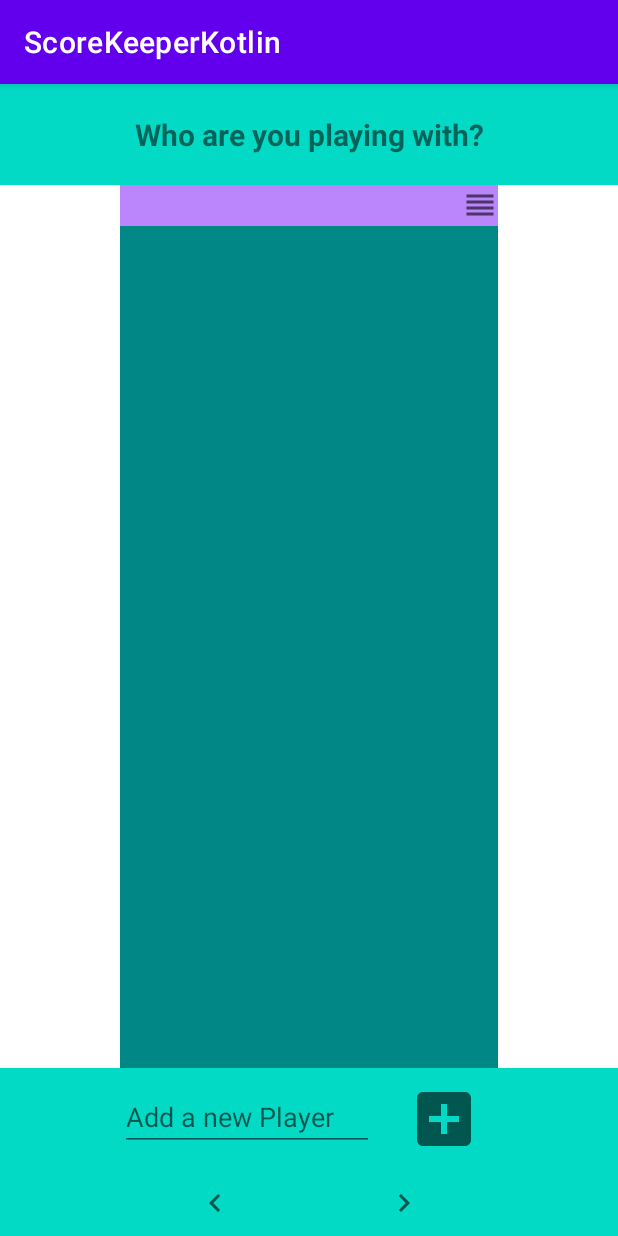
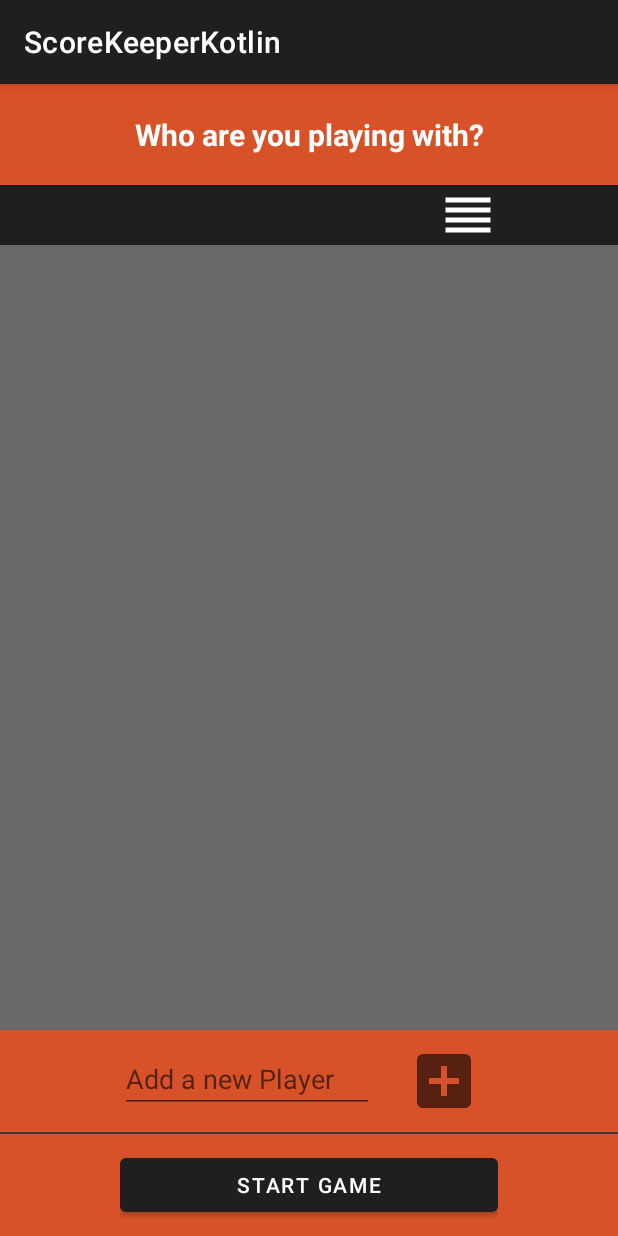
Before and after one commit to jpohlmeyer/scorekeeperkotlin, an Android app: the AddPlayersFragment screen opened through its navigation route, after a tap on an icon or button, on a phone screen of 412 x 824 dp. Run offline under Robolectric (Android 15) with nearby library versions, the phone set to English and light mode, and no system bars.

Commit message:
Rework Colors and Design

```diff
--- a/app/src/main/java/com/github/jpohlmeyer/scorekeeperkotlin/screens/AddPlayersFragment.kt
+++ b/app/src/main/java/com/github/jpohlmeyer/scorekeeperkotlin/screens/AddPlayersFragment.kt
@@ -31,7 +31,7 @@ class AddPlayersFragment : Fragment(), OnStartDragListener, OnTouchListChangedLi
     override fun onCreateView(
         inflater: LayoutInflater, container: ViewGroup?,
         savedInstanceState: Bundle?
-    ): View? {
+    ): View {
         _binding = FragmentAddPlayersBinding.inflate(inflater, container, false)
         return binding.root
     }
@@ -85,8 +85,6 @@ class AddPlayersFragment : Fragment(), OnStartDragListener, OnTouchListChangedLi
         viewModel.playerLiveData.value = playerList
     }
 
-
-
     override fun onDestroyView() {
         super.onDestroyView()
         _binding = null
--- /dev/null
+++ b/app/src/main/java/com/github/jpohlmeyer/scorekeeperkotlin/screens/GameFragment.kt
@@ -0,0 +1,34 @@
+package com.github.jpohlmeyer.scorekeeperkotlin.screens
+
+import android.os.Bundle
+import androidx.fragment.app.Fragment
+import android.view.LayoutInflater
+import android.view.View
+import android.view.ViewGroup
+import androidx.fragment.app.viewModels
+import com.github.jpohlmeyer.scorekeeperkotlin.databinding.FragmentGameBinding
+import com.github.jpohlmeyer.scorekeeperkotlin.screens.game.GameViewModel
+
+class GameFragment : Fragment() {
+    private var _binding: FragmentGameBinding? = null
+    private val binding get() = _binding!!
+
+    private val viewModel: GameViewModel by viewModels()
+
+    override fun onCreateView(
+        inflater: LayoutInflater, container: ViewGroup?,
+        savedInstanceState: Bundle?
+    ): View? {
+        _binding = FragmentGameBinding.inflate(inflater, container, false)
+        return binding.root
+    }
+
+    override fun onViewCreated(view: View, savedInstanceState: Bundle?) {
+
+    }
+
+    override fun onDestroyView() {
+        super.onDestroyView()
+        _binding = null
+    }
+}
--- a/app/src/main/java/com/github/jpohlmeyer/scorekeeperkotlin/screens/StartFragment.kt
+++ b/app/src/main/java/com/github/jpohlmeyer/scorekeeperkotlin/screens/StartFragment.kt
@@ -7,6 +7,7 @@ import android.view.View
 import android.view.ViewGroup
 import android.widget.LinearLayout
 import androidx.fragment.app.Fragment
+import androidx.fragment.app.viewModels
 import androidx.lifecycle.ViewModelProvider
 import androidx.navigation.fragment.findNavController
 import com.github.jpohlmeyer.scorekeeperkotlin.databinding.FragmentStartBinding
@@ -18,14 +19,13 @@ class StartFragment : Fragment() {
     private var _binding: FragmentStartBinding? = null
     private val binding get() = _binding!!
 
-    private lateinit var viewModel: StartViewModel
+    private val viewModel: StartViewModel by viewModels()
 
     override fun onCreateView(
         inflater: LayoutInflater, container: ViewGroup?,
         savedInstanceState: Bundle?
     ): View? {
         _binding = FragmentStartBinding.inflate(inflater, container, false)
-        viewModel = ViewModelProvider(this).get(StartViewModel::class.java)
         return binding.root
     }
 
--- a/app/src/main/java/com/github/jpohlmeyer/scorekeeperkotlin/screens/addplayers/playerlist/PlayerNameViewHolder.kt
+++ b/app/src/main/java/com/github/jpohlmeyer/scorekeeperkotlin/screens/addplayers/playerlist/PlayerNameViewHolder.kt
@@ -6,6 +6,6 @@ import androidx.recyclerview.widget.RecyclerView
 import com.github.jpohlmeyer.scorekeeperkotlin.databinding.DraggableStringListItemBinding
 
 class PlayerNameViewHolder(binding: DraggableStringListItemBinding) : RecyclerView.ViewHolder(binding.root) {
-    var textView: TextView = binding.string
+    var textView: TextView = binding.playername
     var draghandleView: ImageView = binding.draghandle
 }
--- /dev/null
+++ b/app/src/main/java/com/github/jpohlmeyer/scorekeeperkotlin/screens/game/GameViewModel.kt
@@ -0,0 +1,8 @@
+package com.github.jpohlmeyer.scorekeeperkotlin.screens.game
+
+import androidx.lifecycle.ViewModel
+import com.github.jpohlmeyer.scorekeeperkotlin.model.Player
+
+class GameViewModel : ViewModel() {
+    var playerList: MutableList<Player> = mutableListOf()
+}
--- a/app/src/main/res/drawable/ic_baseline_navigate_before_24.xml
+++ /dev/null
@@ -1,10 +0,0 @@
-<vector xmlns:android="http://schemas.android.com/apk/res/android"
-    android:width="24dp"
-    android:height="24dp"
-    android:viewportWidth="24"
-    android:viewportHeight="24"
-    android:tint="?attr/colorControlNormal">
-  <path
-      android:fillColor="@android:color/white"
-      android:pathData="M15.41,7.41L14,6l-6,6 6,6 1.41,-1.41L10.83,12z"/>
-</vector>
--- /dev/null
+++ b/app/src/main/res/drawable/ic_baseline_navigate_before_48.xml
@@ -0,0 +1,5 @@
+<vector android:height="48dp" android:tint="?attr/colorControlNormal"
+    android:viewportHeight="24" android:viewportWidth="24"
+    android:width="48dp" xmlns:android="http://schemas.android.com/apk/res/android">
+    <path android:fillColor="@android:color/white" android:pathData="M15.41,7.41L14,6l-6,6 6,6 1.41,-1.41L10.83,12z"/>
+</vector>
--- a/app/src/main/res/drawable/ic_baseline_navigate_next_24.xml
+++ /dev/null
@@ -1,10 +0,0 @@
-<vector xmlns:android="http://schemas.android.com/apk/res/android"
-    android:width="24dp"
-    android:height="24dp"
-    android:viewportWidth="24"
-    android:viewportHeight="24"
-    android:tint="?attr/colorControlNormal">
-  <path
-      android:fillColor="@android:color/white"
-      android:pathData="M10,6L8.59,7.41 13.17,12l-4.58,4.59L10,18l6,-6z"/>
-</vector>
--- /dev/null
+++ b/app/src/main/res/drawable/ic_baseline_navigate_next_48.xml
@@ -0,0 +1,5 @@
+<vector android:height="48dp" android:tint="?attr/colorControlNormal"
+    android:viewportHeight="24" android:viewportWidth="24"
+    android:width="48dp" xmlns:android="http://schemas.android.com/apk/res/android">
+    <path android:fillColor="@android:color/white" android:pathData="M10,6L8.59,7.41 13.17,12l-4.58,4.59L10,18l6,-6z"/>
+</vector>
--- a/app/src/main/res/drawable/ic_baseline_reorder_24.xml
+++ /dev/null
@@ -1,10 +0,0 @@
-<vector xmlns:android="http://schemas.android.com/apk/res/android"
-    android:width="24dp"
-    android:height="24dp"
-    android:viewportWidth="24"
-    android:viewportHeight="24"
-    android:tint="?attr/colorControlNormal">
-  <path
-      android:fillColor="@android:color/white"
-      android:pathData="M3,15h18v-2L3,13v2zM3,19h18v-2L3,17v2zM3,11h18L21,9L3,9v2zM3,5v2h18L21,5L3,5z"/>
-</vector>
--- /dev/null
+++ b/app/src/main/res/drawable/ic_baseline_reorder_40.xml
@@ -0,0 +1,5 @@
+<vector android:height="40dp" android:tint="#FFFFFF"
+    android:viewportHeight="24" android:viewportWidth="24"
+    android:width="40dp" xmlns:android="http://schemas.android.com/apk/res/android">
+    <path android:fillColor="@android:color/white" android:pathData="M3,15h18v-2L3,13v2zM3,19h18v-2L3,17v2zM3,11h18L21,9L3,9v2zM3,5v2h18L21,5L3,5z"/>
+</vector>
--- a/app/src/main/res/layout/draggable_string_list_item.xml
+++ b/app/src/main/res/layout/draggable_string_list_item.xml
@@ -3,23 +3,27 @@
     xmlns:android="http://schemas.android.com/apk/res/android"
     android:layout_width="match_parent"
     android:layout_height="wrap_content"
-    android:background="@color/purple_200">
+    android:background="@color/dark_gray">
 
     <TextView
-        android:id="@+id/string"
+        android:id="@+id/playername"
         android:layout_width="wrap_content"
         android:layout_height="wrap_content"
         android:layout_gravity="center_vertical"
-        android:textSize="20dp"
-        android:text="string"
+        android:textSize="20sp"
+        android:text=""
+        android:layout_marginStart="80dp"
+        android:maxLength="11"
+        android:textColor="@color/white"
         />
 
     <ImageView
         android:id="@+id/draghandle"
         android:layout_width="wrap_content"
-        android:layout_height="match_parent"
+        android:layout_height="wrap_content"
         android:layout_gravity="center_vertical|end"
         android:scaleType="center"
-        android:src="@drawable/ic_baseline_reorder_24" />
+        android:src="@drawable/ic_baseline_reorder_40"
+        android:layout_marginEnd="80dp" />
 
 </FrameLayout>
--- a/app/src/main/res/layout/fragment_add_players.xml
+++ b/app/src/main/res/layout/fragment_add_players.xml
@@ -4,31 +4,32 @@
     xmlns:tools="http://schemas.android.com/tools"
     android:layout_width="match_parent"
     android:layout_height="match_parent"
-    tools:context=".screens.AddPlayersFragment">
+    tools:context=".screens.AddPlayersFragment" >
 
     <TextView
         android:id="@+id/headline"
-        android:background="@color/teal_200"
+        android:background="@color/orange"
         android:layout_width="match_parent"
         android:layout_height="wrap_content"
         android:textStyle="bold"
-        android:text="Who are you playing with?"
+        android:text="@string/who_are_you_playing_with"
         android:paddingBottom="20dp"
         android:paddingTop="20dp"
-        android:textSize="20dp"
+        android:textSize="20sp"
+        android:textColor="@color/white"
         app:layout_constraintTop_toTopOf="parent"
         app:layout_constraintLeft_toLeftOf="parent"
         app:layout_constraintRight_toRightOf="parent"
         android:textAlignment="center"
         />
 
+    <!--android:layout_marginStart="80dp"
+        android:layout_marginEnd="80dp"-->
     <androidx.recyclerview.widget.RecyclerView
         android:id="@+id/playerlist"
-        android:background="@color/teal_700"
+        android:background="@color/light_gray"
         android:layout_width="match_parent"
         android:layout_height="0dp"
-        android:layout_marginStart="80dp"
-        android:layout_marginEnd="80dp"
         app:layout_constraintLeft_toLeftOf="parent"
         app:layout_constraintRight_toRightOf="parent"
         app:layout_constraintTop_toBottomOf="@id/headline"
@@ -37,8 +38,8 @@
     </androidx.recyclerview.widget.RecyclerView>
 
     <LinearLayout
-        android:background="@color/teal_200"
         android:id="@+id/add_player_layout"
+        android:background="@color/orange"
         android:layout_width="match_parent"
         android:layout_height="wrap_content"
         android:orientation="horizontal"
@@ -46,17 +47,20 @@
         android:paddingEnd="80dp"
         android:paddingTop="10dp"
         android:paddingBottom="10dp"
-        app:layout_constraintBottom_toTopOf="@id/navigate_layout"
+        app:layout_constraintBottom_toTopOf="@id/divider"
         app:layout_constraintLeft_toLeftOf="parent"
         app:layout_constraintRight_toRightOf="parent">
 
         <EditText
             android:id="@+id/add_player_name"
-            android:hint="Add a new Player"
+            android:hint="@string/add_a_new_player"
             android:layout_width="0dp"
             android:layout_height="wrap_content"
             android:layout_weight="0.7"
-            android:layout_marginEnd="10dp"/>
+            android:layout_marginEnd="10dp"
+            android:textColor="@color/dark_gray"
+            android:maxLength="12"
+            />
 
         <ImageButton
             android:id="@+id/add_player_button"
@@ -68,12 +72,22 @@
 
     </LinearLayout>
 
+    <View
+        android:id="@+id/divider"
+        android:layout_width="match_parent"
+        android:layout_height="1dp"
+        android:background="@color/medium_gray"
+        app:layout_constraintBottom_toTopOf="@id/navigate_layout"
+        app:layout_constraintLeft_toLeftOf="parent"
+        app:layout_constraintRight_toRightOf="parent"
+        />
+
     <LinearLayout
-        android:background="@color/teal_200"
+        android:background="@color/orange"
         android:id="@+id/navigate_layout"
         android:layout_width="match_parent"
         android:layout_height="wrap_content"
-        android:orientation="horizontal"
+        android:orientation="vertical"
         android:paddingStart="80dp"
         android:paddingEnd="80dp"
         android:paddingTop="10dp"
@@ -82,21 +96,12 @@
         app:layout_constraintLeft_toLeftOf="parent"
         app:layout_constraintRight_toRightOf="parent">
 
-        <ImageButton
-            android:id="@+id/before_button"
-            android:background="@null"
-            android:layout_width="0dp"
+        <Button
+            android:id="@+id/start_button"
+            android:layout_width="match_parent"
             android:layout_height="wrap_content"
-            android:layout_weight="0.5"
-            app:srcCompat="@drawable/ic_baseline_navigate_before_24" />
+            android:text="@string/start_game"/>
 
-        <ImageButton
-            android:id="@+id/next_button"
-            android:background="@null"
-            android:layout_width="0dp"
-            android:layout_height="wrap_content"
-            android:layout_weight="0.5"
-            app:srcCompat="@drawable/ic_baseline_navigate_next_24" />
 
     </LinearLayout>
 
--- /dev/null
+++ b/app/src/main/res/layout/fragment_game.xml
@@ -0,0 +1,14 @@
+<?xml version="1.0" encoding="utf-8"?>
+<FrameLayout xmlns:android="http://schemas.android.com/apk/res/android"
+    xmlns:tools="http://schemas.android.com/tools"
+    android:layout_width="match_parent"
+    android:layout_height="match_parent"
+    tools:context="screens.GameFragment">
+
+    <!-- TODO: Update blank fragment layout -->
+    <TextView
+        android:layout_width="match_parent"
+        android:layout_height="match_parent"
+        android:text="@string/hello_blank_fragment" />
+
+</FrameLayout>
--- a/app/src/main/res/layout/fragment_start.xml
+++ b/app/src/main/res/layout/fragment_start.xml
@@ -4,18 +4,20 @@
     xmlns:tools="http://schemas.android.com/tools"
     android:layout_width="match_parent"
     android:layout_height="match_parent"
-    tools:context=".screens.StartFragment">
+    tools:context=".screens.StartFragment"
+    android:background="@color/light_gray" >
 
     <TextView
         android:id="@+id/headline"
-        android:background="@color/teal_200"
+        android:background="@color/orange"
         android:layout_width="match_parent"
         android:layout_height="wrap_content"
         android:textStyle="bold"
         android:text="What do you want to play?"
         android:paddingBottom="20dp"
         android:paddingTop="20dp"
-        android:textSize="20dp"
+        android:textSize="20sp"
+        android:textColor="@color/white"
         app:layout_constraintTop_toTopOf="parent"
         app:layout_constraintLeft_toLeftOf="parent"
         app:layout_constraintRight_toRightOf="parent"
@@ -23,7 +25,6 @@
         />
 
     <ScrollView
-        android:background="@color/teal_700"
         android:layout_width="match_parent"
         android:layout_height="wrap_content"
         android:layout_marginStart="80dp"
--- a/app/src/main/res/navigation/nav_graph.xml
+++ b/app/src/main/res/navigation/nav_graph.xml
@@ -11,8 +11,8 @@
         android:label="fragment_add_players"
         tools:layout="@layout/fragment_add_players" >
         <action
-            android:id="@+id/action_addPlayersFragment_to_placeholder"
-            app:destination="@id/placeholder" />
+            android:id="@+id/action_addPlayersFragment_to_gameFragment"
+            app:destination="@id/gameFragment" />
     </fragment>
     <fragment
         android:id="@+id/startFragment"
@@ -23,9 +23,12 @@
             android:id="@+id/action_startFragment_to_addPlayersFragment"
             app:destination="@id/addPlayersFragment" />
     </fragment>
-    <fragment android:id="@+id/placeholder" >
+    <fragment
+        android:id="@+id/gameFragment"
+        android:name="com.github.jpohlmeyer.scorekeeperkotlin.screens.GameFragment"
+        android:label="fragment_game">
         <action
-            android:id="@+id/action_placeholder_to_startFragment"
+            android:id="@+id/action_gameFragment_to_startFragment"
             app:destination="@id/startFragment" />
     </fragment>
 </navigation>
--- a/app/src/main/res/values-night/themes.xml
+++ b/app/src/main/res/values-night/themes.xml
@@ -2,12 +2,12 @@
     <!-- Base application theme. -->
     <style name="Theme.ScoreKeeperKotlin" parent="Theme.MaterialComponents.DayNight.DarkActionBar">
         <!-- Primary brand color. -->
-        <item name="colorPrimary">@color/purple_200</item>
-        <item name="colorPrimaryVariant">@color/purple_700</item>
-        <item name="colorOnPrimary">@color/black</item>
+        <item name="colorPrimary">@color/dark_gray</item>
+        <item name="colorPrimaryVariant">@color/black</item>
+        <item name="colorOnPrimary">@color/white</item>
         <!-- Secondary brand color. -->
-        <item name="colorSecondary">@color/teal_200</item>
-        <item name="colorSecondaryVariant">@color/teal_200</item>
+        <item name="colorSecondary">@color/medium_gray</item>
+        <item name="colorSecondaryVariant">@color/dark_gray</item>
         <item name="colorOnSecondary">@color/black</item>
         <!-- Status bar color. -->
         <item name="android:statusBarColor" tools:targetApi="l">?attr/colorPrimaryVariant</item>
--- a/app/src/main/res/values/colors.xml
+++ b/app/src/main/res/values/colors.xml
@@ -1,10 +1,10 @@
 <?xml version="1.0" encoding="utf-8"?>
 <resources>
-    <color name="purple_200">#FFBB86FC</color>
-    <color name="purple_500">#FF6200EE</color>
-    <color name="purple_700">#FF3700B3</color>
-    <color name="teal_200">#FF03DAC5</color>
-    <color name="teal_700">#FF018786</color>
+    <color name="dark_gray">#1F1F1F</color>
+    <color name="medium_gray">#393939</color>
+    <color name="light_gray">#696969</color>
+    <color name="orange">#D75228</color>
+
     <color name="black">#FF000000</color>
     <color name="white">#FFFFFFFF</color>
 </resources>
--- a/app/src/main/res/values/strings.xml
+++ b/app/src/main/res/values/strings.xml
@@ -1,3 +1,8 @@
 <resources>
     <string name="app_name">ScoreKeeperKotlin</string>
+    <string name="who_are_you_playing_with">Who are you playing with?</string>
+    <string name="add_a_new_player">Add a new Player</string>
+    <string name="start_game">Start Game</string>
+    <!-- TODO: Remove or change this placeholder text -->
+    <string name="hello_blank_fragment">Hello blank fragment</string>
 </resources>
--- a/app/src/main/res/values/themes.xml
+++ b/app/src/main/res/values/themes.xml
@@ -2,12 +2,12 @@
     <!-- Base application theme. -->
     <style name="Theme.ScoreKeeperKotlin" parent="Theme.MaterialComponents.DayNight.DarkActionBar">
         <!-- Primary brand color. -->
-        <item name="colorPrimary">@color/purple_500</item>
-        <item name="colorPrimaryVariant">@color/purple_700</item>
+        <item name="colorPrimary">@color/dark_gray</item>
+        <item name="colorPrimaryVariant">@color/black</item>
         <item name="colorOnPrimary">@color/white</item>
         <!-- Secondary brand color. -->
-        <item name="colorSecondary">@color/teal_200</item>
-        <item name="colorSecondaryVariant">@color/teal_700</item>
+        <item name="colorSecondary">@color/medium_gray</item>
+        <item name="colorSecondaryVariant">@color/dark_gray</item>
         <item name="colorOnSecondary">@color/black</item>
         <!-- Status bar color. -->
         <item name="android:statusBarColor" tools:targetApi="l">?attr/colorPrimaryVariant</item>
```
